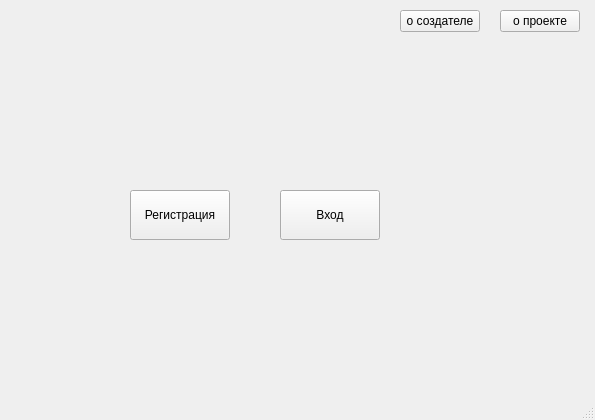
Qt form start_window.ui (stepanshustov/financial_assistant) before a commit.
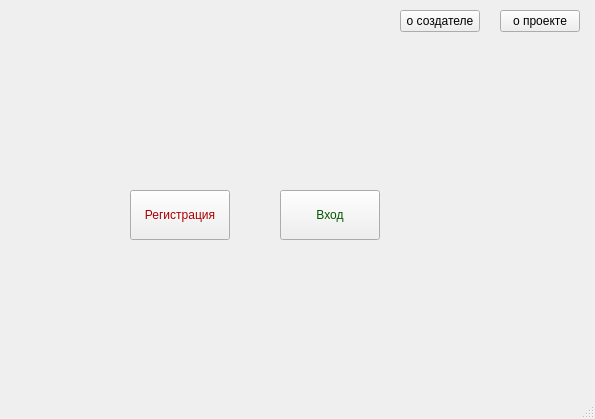
The same form after that commit.

```diff
--- a/start_window.ui
+++ b/start_window.ui
@@ -7,11 +7,14 @@
     <x>0</x>
     <y>0</y>
     <width>585</width>
-    <height>420</height>
+    <height>419</height>
    </rect>
   </property>
   <property name="windowTitle">
-   <string>MainWindow</string>
+   <string>Финансовый ассистент</string>
+  </property>
+  <property name="styleSheet">
+   <string notr="true"/>
   </property>
   <widget class="QWidget" name="centralwidget">
    <layout class="QGridLayout" name="gridLayout">
@@ -68,7 +71,8 @@
        </size>
       </property>
       <property name="styleSheet">
-       <string notr="true"/>
+       <string notr="true">font: 75 12pt &quot;MS Shell Dlg 2&quot;;
+color: rgb(0, 85, 0)</string>
       </property>
       <property name="text">
        <string>Вход</string>
@@ -133,7 +137,8 @@
        <string>&lt;html&gt;&lt;head/&gt;&lt;body&gt;&lt;p&gt;&lt;span style=&quot; font-size:10pt;&quot;&gt;Регистрация&lt;/span&gt;&lt;/p&gt;&lt;/body&gt;&lt;/html&gt;</string>
       </property>
       <property name="styleSheet">
-       <string notr="true"/>
+       <string notr="true">font: 75 12pt &quot;MS Shell Dlg 2&quot;;
+color: rgb(170, 0, 0)</string>
       </property>
       <property name="text">
        <string>Регистрация</string>
```
Left out of the diff: 6 changed lines with no effect on the pictures.
